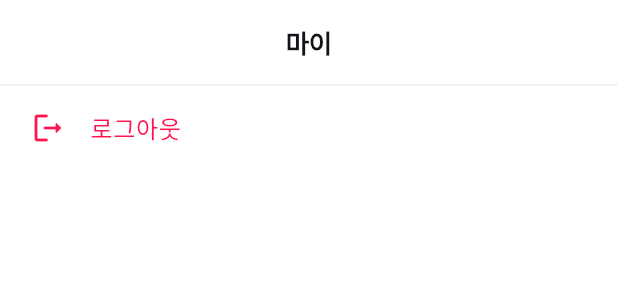
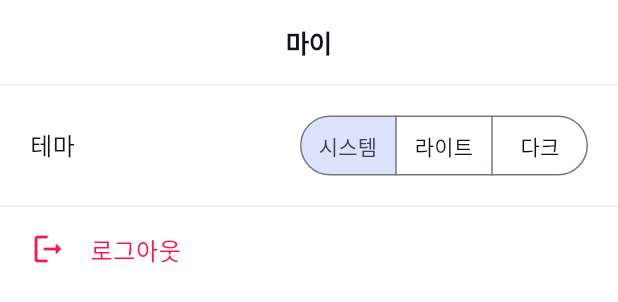
Before and after one commit to hunderboy/Flutter_StartPack, a Flutter app: the MyPageTab widget shown alone on an empty page, opened directly, on a phone screen of 412 x 824 dp. Shown: the top 302 px of the screen. Run offline on Flutter 3.47's test engine with Material 3 defaults, Android fonts, the phone set to English and light mode, and no system bars; our stand-ins replace dio, flutter_riverpod, flutter_secure_storage, flutter_svg, go_router, pretty_dio_logger and 1 more; accounts and stored records are empty; generated files the repository leaves out were written again; network calls fail.

Commit message:
feat: "라이트. 다크 테마 설정 적용"

```diff
--- a/lib/common/const/colors.dart
+++ b/lib/common/const/colors.dart
@@ -1,15 +1,24 @@
 // ignore_for_file: constant_identifier_names
 import 'package:flutter/material.dart';
 
-/// 앱 전체에서 사용하는 컬러 상수
-/// 라이트/다크모드 지원이 필요해지면 ThemeData 로 이전하고,
-/// 자주 쓰는 색은 이 클래스에 상수로 유지한다.
+/// 컬러 팔레트 (원색 정의, 테마와 무관)
+/// 위젯에서는 이 값을 직접 쓰지 말고 common/theme/app_colors.dart 의
+/// context.colors.xxx (의미 기반 컬러)를 사용한다.
+/// 예외 : 브랜드 가이드상 테마와 상관없이 고정이어야 하는 색 (Primary, 소셜 로그인 등)
 class AppColor {
   AppColor._(); // private constructor : 인스턴스화 방지
 
   /// Primary
   static const Primary = Color(0xFF146EFF);
   static const Primary_Red = Color(0xFFFF144D);
+
+  /// Dark Theme
+  static const Dark_Background = Color(0xFF121317);
+  static const Dark_Surface = Color(0xFF1E1F24);
+  static const Dark_Divider = Color(0xFF2A2B30);
+
+  /// Background
+  static const Background_Gray = Color(0xFFF5F5F5);
 
   /// Grey Scale
   static const Grey_100 = Color(0xFF13141A);
@@ -21,9 +30,6 @@ class AppColor {
   static const Grey_20 = Color(0xFFDCDCDE);
   static const Grey_10 = Color(0xFFEEEEF0);
 
-  /// Background
-  static const Background_Gray = Color(0xFFF5F5F5);
-
   /// Social Login
   static const Kakao_Yellow = Color(0xFFFEE500);
   static const Naver_Green = Color(0xFF03C75A);
--- a/lib/common/const/data.dart
+++ b/lib/common/const/data.dart
@@ -4,6 +4,7 @@ import 'dart:io';
 /// Secure Storage Key
 const ACCESS_TOKEN_KEY = 'ACCESS_TOKEN';
 const REFRESH_TOKEN_KEY = 'REFRESH_TOKEN';
+const THEME_MODE_KEY = 'THEME_MODE';
 
 /// 로컬 서버 ip 주소 (localhost 테스트 용)
 const emulatorIp = '10.0.2.2:3000';  // Android Emulator
--- a/lib/common/layout/default_layout.dart
+++ b/lib/common/layout/default_layout.dart
@@ -1,7 +1,4 @@
 import 'package:flutter/material.dart';
-import 'package:flutter/services.dart';
-
-import 'package:flutter_start_pack/common/const/colors.dart';
 
 /// 공통 레이아웃
 /// - title 이 있으면 AppBar 를 보여준다.
@@ -29,7 +26,7 @@ class DefaultLayout extends StatelessWidget {
   @override
   Widget build(BuildContext context) {
     return Scaffold(
-      backgroundColor: backgroundColor ?? Colors.white,
+      backgroundColor: backgroundColor, // null 이면 테마의 scaffoldBackgroundColor 사용
       appBar: _renderAppBar(),
       body: SafeArea(bottom: safeAreaBottom, child: body),
       bottomNavigationBar: bottomNavigationBar,
@@ -40,13 +37,8 @@ class DefaultLayout extends StatelessWidget {
   AppBar? _renderAppBar() {
     if (title == null) return null;
 
+    // 배경 / 글자색 / elevation / 상태바 스타일은 AppTheme.appBarTheme 에서 지정
     return AppBar(
-      backgroundColor: Colors.white,
-      foregroundColor: AppColor.Grey_100,
-      elevation: 0,
-      scrolledUnderElevation: 0, // 스크롤 시 AppBar 색상 변경 방지
-      centerTitle: true,
-      systemOverlayStyle: SystemUiOverlayStyle.dark,
       title: Text(
         title!,
         style: const TextStyle(
--- /dev/null
+++ b/lib/common/theme/app_colors.dart
@@ -0,0 +1,138 @@
+import 'package:flutter/material.dart';
+
+import 'package:flutter_start_pack/common/const/colors.dart';
+
+/// 의미 기반(semantic) 컬러
+/// - 위젯은 AppColor(팔레트)를 직접 쓰지 않고 context.colors.xxx 로 접근한다.
+/// - 라이트/다크 테마별로 같은 이름이 다른 팔레트 값을 가리킨다.
+/// - 새 색이 필요하면 필드 추가 → light / dark / copyWith / lerp 에 모두 반영한다.
+@immutable
+class AppColors extends ThemeExtension<AppColors> {
+  const AppColors({
+    required this.background,
+    required this.textPrimary,
+    required this.textSecondary,
+    required this.textTertiary,
+    required this.iconSubtle,
+    required this.divider,
+    required this.surfaceSubtle,
+    required this.navSelected,
+    required this.navUnselected,
+    required this.danger,
+    required this.snackBarInfo,
+  });
+
+  /// 화면 기본 배경 (Scaffold / AppBar / BottomNavigationBar)
+  final Color background;
+
+  /// 본문 / 제목 텍스트
+  final Color textPrimary;
+
+  /// 보조 설명 텍스트
+  final Color textSecondary;
+
+  /// 플레이스홀더 / 안내 텍스트
+  final Color textTertiary;
+
+  /// 비활성 / 장식용 아이콘
+  final Color iconSubtle;
+
+  /// 구분선 / 얇은 테두리
+  final Color divider;
+
+  /// 입력창 / 아바타 등 배경보다 한 단계 떠 있는 영역
+  final Color surfaceSubtle;
+
+  /// BottomNavigationBar 선택 / 미선택
+  final Color navSelected;
+  final Color navUnselected;
+
+  /// 로그아웃 / 에러 등 위험 동작
+  final Color danger;
+
+  /// info 타입 SnackBar 배경
+  final Color snackBarInfo;
+
+  static const light = AppColors(
+    background: Colors.white,
+    textPrimary: AppColor.Grey_100,
+    textSecondary: AppColor.Grey_70,
+    textTertiary: AppColor.Grey_60,
+    iconSubtle: AppColor.Grey_40,
+    divider: AppColor.Grey_10,
+    surfaceSubtle: AppColor.Background_Gray,
+    navSelected: AppColor.Grey_100,
+    navUnselected: AppColor.Grey_40,
+    danger: AppColor.Primary_Red,
+    snackBarInfo: AppColor.Grey_100,
+  );
+
+  static const dark = AppColors(
+    background: AppColor.Dark_Background,
+    textPrimary: AppColor.Grey_10,
+    textSecondary: AppColor.Grey_40,
+    textTertiary: AppColor.Grey_60,
+    iconSubtle: AppColor.Grey_70,
+    divider: AppColor.Dark_Divider,
+    surfaceSubtle: AppColor.Dark_Surface,
+    navSelected: AppColor.Grey_10,
+    navUnselected: AppColor.Grey_70,
+    danger: AppColor.Primary_Red,
+    snackBarInfo: AppColor.Grey_80,
+  );
+
+  @override
+  AppColors copyWith({
+    Color? background,
+    Color? textPrimary,
+    Color? textSecondary,
+    Color? textTertiary,
+    Color? iconSubtle,
+    Color? divider,
+    Color? surfaceSubtle,
+    Color? navSelected,
+    Color? navUnselected,
+    Color? danger,
+    Color? snackBarInfo,
+  }) {
+    return AppColors(
+      background: background ?? this.background,
+      textPrimary: textPrimary ?? this.textPrimary,
+      textSecondary: textSecondary ?? this.textSecondary,
+      textTertiary: textTertiary ?? this.textTertiary,
+      iconSubtle: iconSubtle ?? this.iconSubtle,
+      divider: divider ?? this.divider,
+      surfaceSubtle: surfaceSubtle ?? this.surfaceSubtle,
+      navSelected: navSelected ?? this.navSelected,
+      navUnselected: navUnselected ?? this.navUnselected,
+      danger: danger ?? this.danger,
+      snackBarInfo: snackBarInfo ?? this.snackBarInfo,
+    );
+  }
+
+  /// 테마 전환 시 색이 부드럽게 바뀌도록 보간
+  @override
+  AppColors lerp(AppColors? other, double t) {
+    if (other == null) return this;
+    return AppColors(
+      background: Color.lerp(background, other.background, t)!,
+      textPrimary: Color.lerp(textPrimary, other.textPrimary, t)!,
+      textSecondary: Color.lerp(textSecondary, other.textSecondary, t)!,
+      textTertiary: Color.lerp(textTertiary, other.textTertiary, t)!,
+      iconSubtle: Color.lerp(iconSubtle, other.iconSubtle, t)!,
+      divider: Color.lerp(divider, other.divider, t)!,
+      surfaceSubtle: Color.lerp(surfaceSubtle, other.surfaceSubtle, t)!,
+      navSelected: Color.lerp(navSelected, other.navSelected, t)!,
+      navUnselected: Color.lerp(navUnselected, other.navUnselected, t)!,
+      danger: Color.lerp(danger, other.danger, t)!,
+      snackBarInfo: Color.lerp(snackBarInfo, other.snackBarInfo, t)!,
+    );
+  }
+}
+
+/// context.colors.textPrimary 형태로 접근
+extension AppColorsX on BuildContext {
+  AppColors get colors => Theme.of(this).extension<AppColors>()!;
+
+  bool get isDarkMode => Theme.of(this).brightness == Brightness.dark;
+}
--- a/lib/common/view_component/toast/custom_snack_bar.dart
+++ b/lib/common/view_component/toast/custom_snack_bar.dart
@@ -1,6 +1,7 @@
 import 'package:flutter/material.dart';
 
 import 'package:flutter_start_pack/common/const/colors.dart';
+import 'package:flutter_start_pack/common/theme/app_colors.dart';
 
 enum SnackBarType { positive, negative, info }
 
@@ -13,8 +14,8 @@ void showCustomSnackBar(
 ]) {
   final Color backgroundColor = switch (type) {
     SnackBarType.positive => AppColor.Primary,
-    SnackBarType.negative => AppColor.Primary_Red,
-    SnackBarType.info => AppColor.Grey_100,
+    SnackBarType.negative => context.colors.danger,
+    SnackBarType.info => context.colors.snackBarInfo,
   };
 
   ScaffoldMessenger.of(context)
--- a/lib/lobby/view/my_page_tab.dart
+++ b/lib/lobby/view/my_page_tab.dart
@@ -1,8 +1,9 @@
 import 'package:flutter/material.dart';
 import 'package:flutter_riverpod/flutter_riverpod.dart';
 
-import 'package:flutter_start_pack/common/const/colors.dart';
 import 'package:flutter_start_pack/common/layout/default_layout.dart';
+import 'package:flutter_start_pack/common/theme/app_colors.dart';
+import 'package:flutter_start_pack/common/theme/theme_mode_provider.dart';
 import 'package:flutter_start_pack/user/model/user_model.dart';
 import 'package:flutter_start_pack/user/provider/user_me_provider.dart';
 
@@ -13,6 +14,8 @@ class MyPageTab extends ConsumerWidget {
   @override
   Widget build(BuildContext context, WidgetRef ref) {
     final user = ref.watch(userMeProvider);
+    final themeMode = ref.watch(themeModeProvider);
+    final colors = context.colors;
 
     return DefaultLayout(
       title: '마이',
@@ -21,19 +24,42 @@ class MyPageTab extends ConsumerWidget {
           if (user is UserModel)
             ListTile(
               contentPadding: const EdgeInsets.symmetric(horizontal: 20, vertical: 12),
-              leading: const CircleAvatar(
+              leading: CircleAvatar(
                 radius: 26,
-                backgroundColor: AppColor.Background_Gray,
-                child: Icon(Icons.person_rounded, color: AppColor.Grey_60),
+                backgroundColor: colors.surfaceSubtle,
+                child: Icon(Icons.person_rounded, color: colors.textTertiary),
               ),
               title: Text(user.name, style: const TextStyle(fontWeight: FontWeight.w700)),
               subtitle: Text('${user.email} · ${user.loginType.name}'),
             ),
-          const Divider(height: 1, color: AppColor.Grey_10),
+          const Divider(height: 1),
+
+          /// 테마 설정 : 시스템 / 라이트 / 다크
+          Padding(
+            padding: const EdgeInsets.fromLTRB(20, 16, 20, 16),
+            child: Row(
+              children: [
+                const Text('테마', style: TextStyle(fontSize: 16)),
+                const Spacer(),
+                SegmentedButton<ThemeMode>(
+                  showSelectedIcon: false,
+                  segments: const [
+                    ButtonSegment(value: ThemeMode.system, label: Text('시스템')),
+                    ButtonSegment(value: ThemeMode.light, label: Text('라이트')),
+                    ButtonSegment(value: ThemeMode.dark, label: Text('다크')),
+                  ],
+                  selected: {themeMode},
+                  onSelectionChanged: (selected) =>
+                      ref.read(themeModeProvider.notifier).setThemeMode(selected.first),
+                ),
+              ],
+            ),
+          ),
+          const Divider(height: 1),
           ListTile(
             contentPadding: const EdgeInsets.symmetric(horizontal: 20),
-            leading: const Icon(Icons.logout_rounded, color: AppColor.Primary_Red),
-            title: const Text('로그아웃', style: TextStyle(color: AppColor.Primary_Red)),
+            leading: Icon(Icons.logout_rounded, color: colors.danger),
+            title: Text('로그아웃', style: TextStyle(color: colors.danger)),
             // 상태만 null 로 변경하면 RouterGuardProvider 가 로그인 화면으로 이동시킨다.
             onTap: () => ref.read(userMeProvider.notifier).logout(),
           ),
--- a/lib/lobby/view_component/ui_lobby_screen/lobby_main_content.dart
+++ b/lib/lobby/view_component/ui_lobby_screen/lobby_main_content.dart
@@ -1,6 +1,5 @@
 import 'package:flutter/material.dart';
 
-import 'package:flutter_start_pack/common/const/colors.dart';
 import 'package:flutter_start_pack/lobby/view/home_tab.dart';
 import 'package:flutter_start_pack/lobby/view/my_page_tab.dart';
 import 'package:flutter_start_pack/lobby/view/search_tab.dart';
@@ -27,15 +26,12 @@ class LobbyMainContent extends StatelessWidget {
   @override
   Widget build(BuildContext context) {
     return Scaffold(
-      backgroundColor: Colors.white,
       body: IndexedStack(
         index: lobbyPageIndex,
         children: _tabs.map((tab) => tab.page).toList(),
       ),
+      // 배경 / 선택 색상은 AppTheme.bottomNavigationBarTheme 에서 지정
       bottomNavigationBar: BottomNavigationBar(
-        backgroundColor: Colors.white,
-        selectedItemColor: AppColor.Grey_100,
-        unselectedItemColor: AppColor.Grey_40,
         type: BottomNavigationBarType.fixed,
         selectedLabelStyle: const TextStyle(fontSize: 11, fontWeight: FontWeight.w600),
         unselectedLabelStyle: const TextStyle(fontSize: 11, fontWeight: FontWeight.w600),
```
Also changed, not shown: lib/common/theme/app_theme.dart (added, +59 -0 lines), lib/common/theme/theme_mode_provider.dart (added, +32 -0 lines), lib/lobby/view/home_tab.dart (+4 -4 lines), lib/lobby/view/search_tab.dart (+4 -5 lines), lib/main.dart (+5 -6 lines), lib/user/view/social_login_screen.dart (+15 -9 lines), 4 other files.
